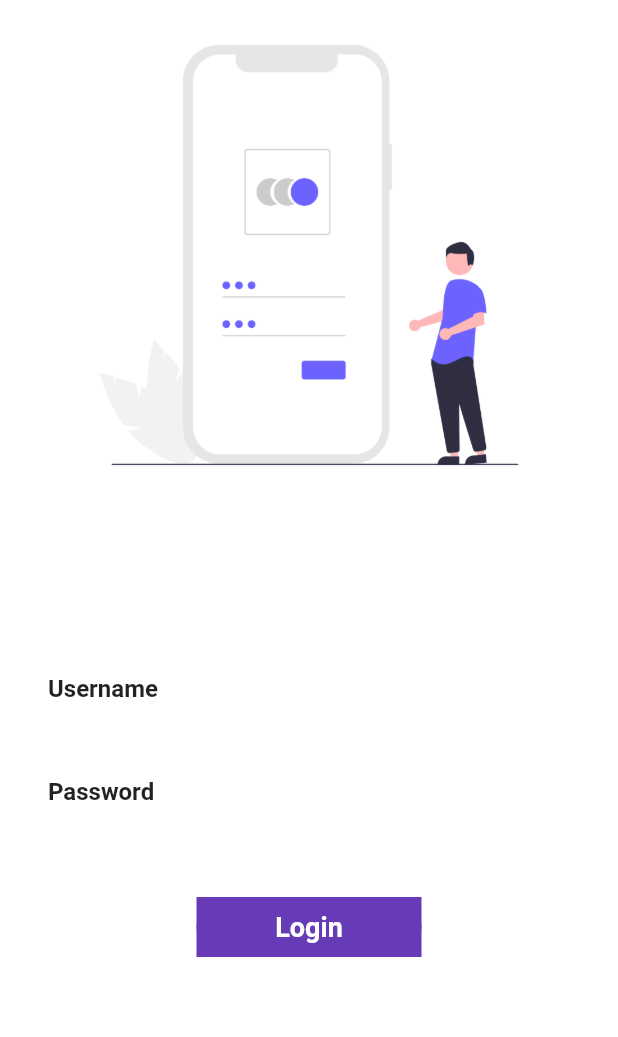
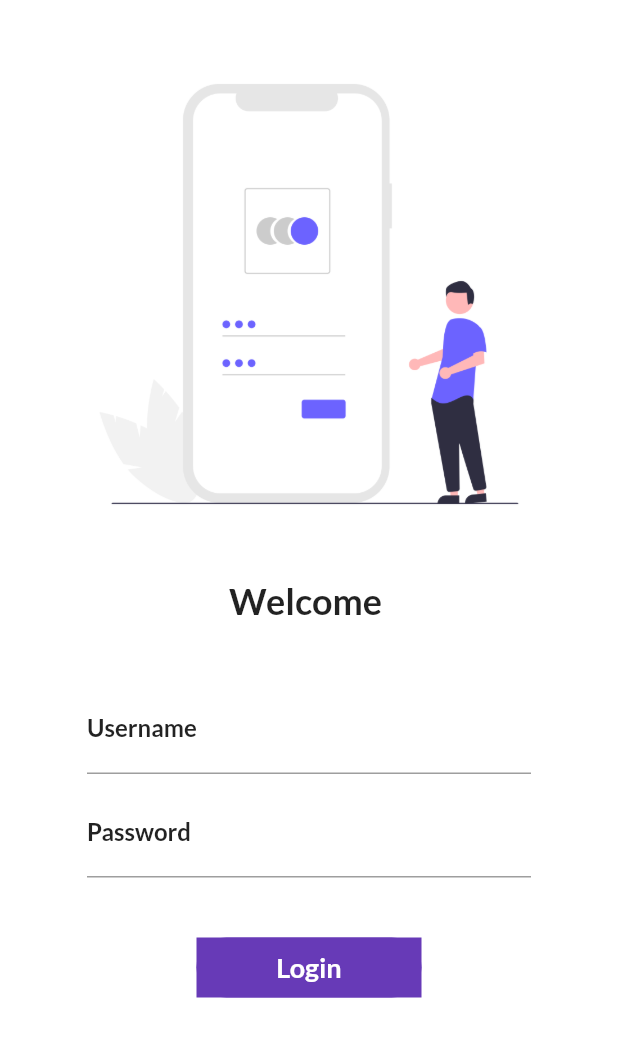
Before and after one commit to Preeti7766/flutter_tutorial, a Flutter app: the screen it shows after launch, on a phone screen of 412 x 824 dp. Shown: the top 1037 px of the screen. Run offline on Flutter 3.47's test engine with Material 2 defaults, Android fonts, the phone set to English and light mode, and no system bars; our stand-ins replace google_fonts.

Commit message:
dat 10 compelete

```diff
--- a/lib/main.dart
+++ b/lib/main.dart
@@ -15,7 +15,7 @@ class MyApp extends StatelessWidget {
         debugShowCheckedModeBanner: false,
         home: MaterialApp(
           themeMode: ThemeMode.light,
-          theme: MyTheme.darkTheme(context),
+          theme: MyTheme.lightTheme(context),
           darkTheme: MyTheme.darkTheme(context),
           debugShowCheckedModeBanner: false,
           initialRoute: MyRoutes.loginRoute,
--- a/lib/pages/home_page.dart
+++ b/lib/pages/home_page.dart
@@ -8,7 +8,7 @@ class HomePage extends StatelessWidget {
   Widget build(BuildContext context) {
     return Scaffold(
       appBar: AppBar(
-        title: Text("Catalog App"),
+        title: Text("Catlog App"),
       ),
       body: Center(
         child: Container(
--- a/lib/pages/login_page.dart
+++ b/lib/pages/login_page.dart
@@ -39,6 +39,8 @@ class _LoginPageState extends State<LoginPage> {
     return Material(
       color: Colors.white,
       child: SingleChildScrollView(
+        child: Padding(
+          padding: const EdgeInsets.all(26.0),
           child: Column(
             children: [
               Image.asset(
@@ -149,6 +151,7 @@ class _LoginPageState extends State<LoginPage> {
             ],
           ),
         ),
+      ),
     );
   }
 }
```
Also changed, not shown: lib/models/catalog.dart (added, +28 -0 lines). Lines whose indentation alone changed are shown as unchanged.
